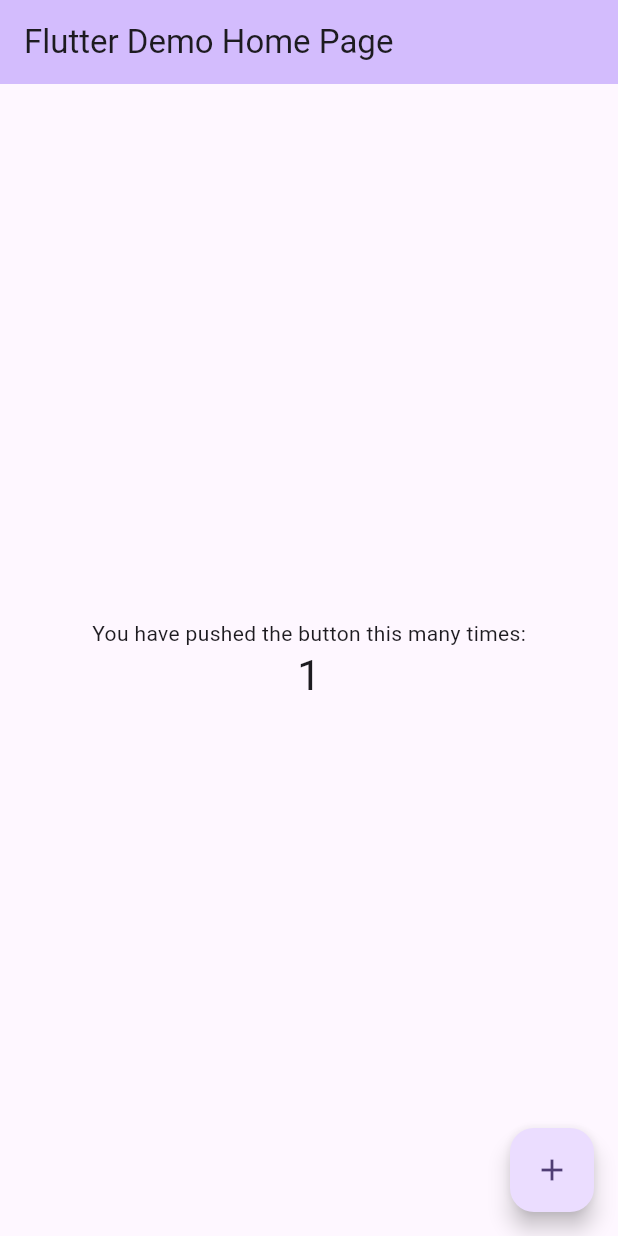
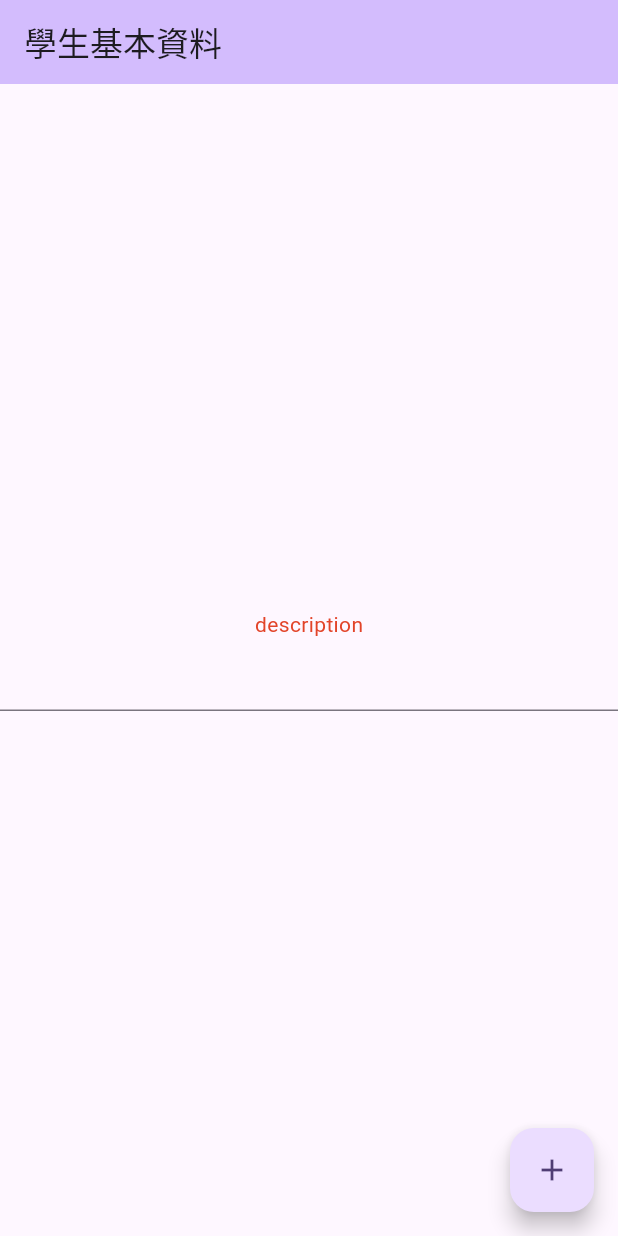
Before and after one commit to e2755699/yellow_ribbon_studying_system, a Flutter app: the screen it shows after launch, after a tap on the "add" icon, on a phone screen of 412 x 824 dp. Run offline on Flutter 3.47's test engine with Material 3 defaults, Android fonts, the light colour scheme and no system bars.

Commit message:
add page student info screen

```diff
--- a/lib/main.dart
+++ b/lib/main.dart
@@ -1,4 +1,5 @@
 import 'package:flutter/material.dart';
+import 'package:yellow_ribbon_studying_system/page/student_info_screen.dart';
 
 void main() {
   runApp(const MyApp());
@@ -31,95 +32,7 @@
         colorScheme: ColorScheme.fromSeed(seedColor: Colors.deepPurple),
         useMaterial3: true,
       ),
-      home: const MyHomePage(title: 'Flutter Demo Home Page'),
+      home: const StudentInfoScreen(),
     );
   }
 }
-
-class MyHomePage extends StatefulWidget {
-  const MyHomePage({super.key, required this.title});
-
-  // This widget is the home page of your application. It is stateful, meaning
-  // that it has a State object (defined below) that contains fields that affect
-  // how it looks.
-
-  // This class is the configuration for the state. It holds the values (in this
-  // case the title) provided by the parent (in this case the App widget) and
-  // used by the build method of the State. Fields in a Widget subclass are
-  // always marked "final".
-
-  final String title;
-
-  @override
-  State<MyHomePage> createState() => _MyHomePageState();
-}
-
-class _MyHomePageState extends State<MyHomePage> {
-  int _counter = 0;
-
-  void _incrementCounter() {
-    setState(() {
-      // This call to setState tells the Flutter framework that something has
-      // changed in this State, which causes it to rerun the build method below
-      // so that the display can reflect the updated values. If we changed
-      // _counter without calling setState(), then the build method would not be
-      // called again, and so nothing would appear to happen.
-      _counter++;
-    });
-  }
-
-  @override
-  Widget build(BuildContext context) {
-    // This method is rerun every time setState is called, for instance as done
-    // by the _incrementCounter method above.
-    //
-    // The Flutter framework has been optimized to make rerunning build methods
-    // fast, so that you can just rebuild anything that needs updating rather
-    // than having to individually change instances of widgets.
-    return Scaffold(
-      appBar: AppBar(
-        // TRY THIS: Try changing the color here to a specific color (to
-        // Colors.amber, perhaps?) and trigger a hot reload to see the AppBar
-        // change color while the other colors stay the same.
-        backgroundColor: Theme.of(context).colorScheme.inversePrimary,
-        // Here we take the value from the MyHomePage object that was created by
-        // the App.build method, and use it to set our appbar title.
-        title: Text(widget.title),
-      ),
-      body: Center(
-        // Center is a layout widget. It takes a single child and positions it
-        // in the middle of the parent.
-        child: Column(
-          // Column is also a layout widget. It takes a list of children and
-          // arranges them vertically. By default, it sizes itself to fit its
-          // children horizontally, and tries to be as tall as its parent.
-          //
-          // Column has various properties to control how it sizes itself and
-          // how it positions its children. Here we use mainAxisAlignment to
-          // center the children vertically; the main axis here is the vertical
-          // axis because Columns are vertical (the cross axis would be
-          // horizontal).
-          //
-          // TRY THIS: Invoke "debug painting" (choose the "Toggle Debug Paint"
-          // action in the IDE, or press "p" in the console), to see the
-          // wireframe for each widget.
-          mainAxisAlignment: MainAxisAlignment.center,
-          children: <Widget>[
-            const Text(
-              'You have pushed the button this many times:',
-            ),
-            Text(
-              '$_counter',
-              style: Theme.of(context).textTheme.headlineMedium,
-            ),
-          ],
-        ),
-      ),
-      floatingActionButton: FloatingActionButton(
-        onPressed: _incrementCounter,
-        tooltip: 'Increment',
-        child: const Icon(Icons.add),
-      ), // This trailing comma makes auto-formatting nicer for build methods.
-    );
-  }
-}
--- a/lib/page/student_info_screen.dart
+++ b/lib/page/student_info_screen.dart
@@ -0,0 +1,49 @@
+import 'package:flutter/material.dart';
+import 'package:ui_component/ui_component.dart';
+
+class StudentInfoScreen extends StatelessWidget {
+  const StudentInfoScreen({super.key});
+
+  @override
+  Widget build(BuildContext context) {
+    return Scaffold(
+      appBar: AppBar(
+        // TRY THIS: Try changing the color here to a specific color (to
+        // Colors.amber, perhaps?) and trigger a hot reload to see the AppBar
+        // change color while the other colors stay the same.
+        backgroundColor: Theme.of(context).colorScheme.inversePrimary,
+        // Here we take the value from the MyHomePage object that was created by
+        // the App.build method, and use it to set our appbar title.
+        title: const Text("學生基本資料"),
+      ),
+      body: const Center(
+        // Center is a layout widget. It takes a single child and positions it
+        // in the middle of the parent.
+        child: Column(
+          // Column is also a layout widget. It takes a list of children and
+          // arranges them vertically. By default, it sizes itself to fit its
+          // children horizontally, and tries to be as tall as its parent.
+          //
+          // Column has various properties to control how it sizes itself and
+          // how it positions its children. Here we use mainAxisAlignment to
+          // center the children vertically; the main axis here is the vertical
+          // axis because Columns are vertical (the cross axis would be
+          // horizontal).
+          //
+          // TRY THIS: Invoke "debug painting" (choose the "Toggle Debug Paint"
+          // action in the IDE, or press "p" in the console), to see the
+          // wireframe for each widget.
+          mainAxisAlignment: MainAxisAlignment.center,
+          children: [
+            YrFormField(),
+          ],
+        ),
+      ),
+      floatingActionButton: FloatingActionButton(
+        onPressed: (){},
+        tooltip: 'add',
+        child: const Icon(Icons.add),
+      ), // This trailing comma makes auto-formatting nicer for build methods.
+    );
+  }
+}
```
